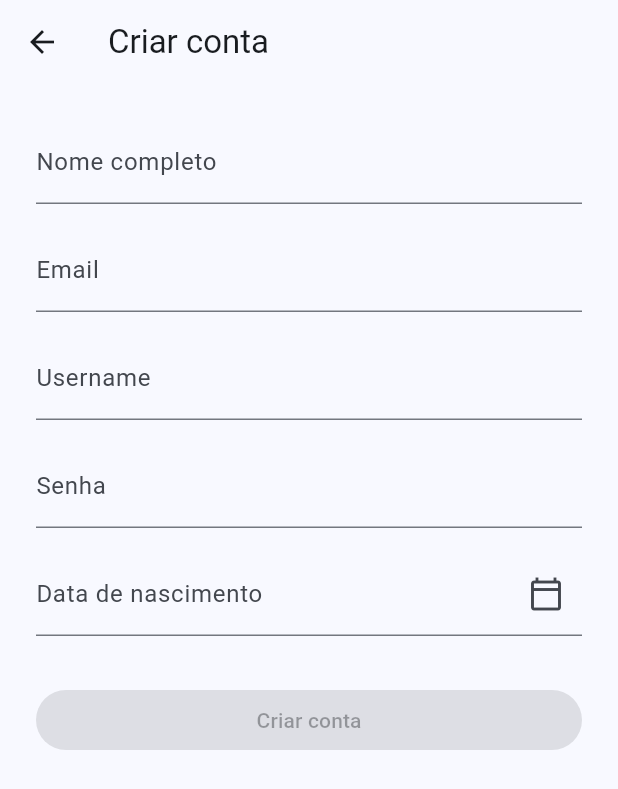
After one commit to mariaranha/unity-app, a Flutter app: the screen it shows after launch, after a tap on "Criar conta", on a phone screen of 412 x 824 dp. The commit adds this screen. Shown: the top 789 px of the screen. Run offline on Flutter 3.47's test engine with Material 3 defaults, Android fonts, the phone set to English and light mode, and no system bars; our stand-ins replace flutter_bloc, flutter_secure_storage; network calls fail.

Commit message:
add register page

```diff
--- a/unity_app/lib/app.dart
+++ b/unity_app/lib/app.dart
@@ -1,12 +1,15 @@
 import 'package:flutter/material.dart';
 import 'package:flutter_bloc/flutter_bloc.dart';
+import 'package:unity_app/features/auth/domain/register_usecase.dart';
 import 'package:unity_app/features/auth/presentation/bloc/login_bloc.dart';
 import 'package:unity_app/features/auth/presentation/bloc/login_state.dart';
 import 'package:unity_app/features/auth/presentation/login_page.dart';
 import 'package:unity_app/features/classes/presentation/classes_page.dart';
 
 class MyApp extends StatelessWidget {
-  const MyApp({super.key});
+  final RegisterUseCase registerUsecase;
+
+  const MyApp({super.key, required this.registerUsecase});
 
   @override
   Widget build(BuildContext context) {
@@ -20,7 +23,7 @@ class MyApp extends StatelessWidget {
             return const ClassesPage();
           }
 
-          return const LoginPage();
+          return LoginPage(registerUseCase: registerUsecase);
         },
       ),
     );
--- a/unity_app/lib/features/auth/data/auth_remote_data_source.dart
+++ b/unity_app/lib/features/auth/data/auth_remote_data_source.dart
@@ -14,4 +14,23 @@ class AuthRemoteDataSource {
 
     return UserModel.fromJson(response['user']);
   }
+
+  Future<void> register({
+    required String name,
+    required String email,
+    required String username,
+    required String password,
+    required String birthDate,
+  }) async {
+    await client.post(
+      '/auth/register',
+      body: {
+        'name': name,
+        'email': email,
+        'username': username,
+        'password': password,
+        'birth_date': birthDate,
+      },
+    );
+  }
 }
--- a/unity_app/lib/features/auth/data/auth_repository_impl.dart
+++ b/unity_app/lib/features/auth/data/auth_repository_impl.dart
@@ -17,6 +17,23 @@ class AuthRepositoryImpl implements AuthRepository {
   }
 
   @override
+  Future<void> register({
+    required String name,
+    required String email,
+    required String username,
+    required String password,
+    required String birthDate,
+  }) async {
+    await remote.register(
+      name: name,
+      email: email,
+      username: username,
+      password: password,
+      birthDate: birthDate,
+    );
+  }
+
+  @override
   Future<String?> getSavedToken() async {
     return local.getToken();
   }
--- a/unity_app/lib/features/auth/domain/auth_repository.dart
+++ b/unity_app/lib/features/auth/domain/auth_repository.dart
@@ -3,6 +3,14 @@ import 'package:unity_app/features/auth/domain/user.dart';
 abstract class AuthRepository {
   Future<User> login(String email, String password);
 
+  Future<void> register({
+    required String name,
+    required String email,
+    required String username,
+    required String password,
+    required String birthDate,
+  });
+
   Future<String?> getSavedToken();
 
   Future<void> logout();
--- /dev/null
+++ b/unity_app/lib/features/auth/domain/register_usecase.dart
@@ -0,0 +1,23 @@
+import 'package:unity_app/features/auth/domain/auth_repository.dart';
+
+class RegisterUseCase {
+  final AuthRepository repository;
+
+  RegisterUseCase(this.repository);
+
+  Future<void> call({
+    required String name,
+    required String email,
+    required String username,
+    required String password,
+    required String birthDate,
+  }) {
+    return repository.register(
+      name: name,
+      email: email,
+      username: username,
+      password: password,
+      birthDate: birthDate,
+    );
+  }
+}
--- /dev/null
+++ b/unity_app/lib/features/auth/presentation/bloc/register_bloc.dart
@@ -0,0 +1,31 @@
+import 'package:flutter_bloc/flutter_bloc.dart';
+import 'package:unity_app/features/auth/domain/register_usecase.dart';
+import 'package:unity_app/features/auth/presentation/bloc/register_event.dart';
+import 'package:unity_app/features/auth/presentation/bloc/register_state.dart';
+
+class RegisterBloc extends Bloc<RegisterEvent, RegisterState> {
+  final RegisterUseCase registerUseCase;
+
+  RegisterBloc(this.registerUseCase) : super(RegisterInitial()) {
+    on<RegisterSubmitted>(_onRegisterSubmitted);
+  }
+
+  Future<void> _onRegisterSubmitted(
+    RegisterSubmitted event,
+    Emitter<RegisterState> emit,
+  ) async {
+    emit(RegisterLoading());
+    try {
+      await registerUseCase(
+        name: event.name,
+        email: event.email,
+        username: event.username,
+        password: event.password,
+        birthDate: event.birthDate,
+      );
+      emit(RegisterSuccess());
+    } catch (e) {
+      emit(RegisterFailure(e.toString()));
+    }
+  }
+}
--- /dev/null
+++ b/unity_app/lib/features/auth/presentation/bloc/register_event.dart
@@ -0,0 +1,17 @@
+abstract class RegisterEvent {}
+
+class RegisterSubmitted extends RegisterEvent {
+  final String name;
+  final String email;
+  final String username;
+  final String password;
+  final String birthDate;
+
+  RegisterSubmitted({
+    required this.name,
+    required this.email,
+    required this.username,
+    required this.password,
+    required this.birthDate,
+  });
+}
--- /dev/null
+++ b/unity_app/lib/features/auth/presentation/bloc/register_state.dart
@@ -0,0 +1,13 @@
+abstract class RegisterState {}
+
+class RegisterInitial extends RegisterState {}
+
+class RegisterLoading extends RegisterState {}
+
+class RegisterSuccess extends RegisterState {}
+
+class RegisterFailure extends RegisterState {
+  final String message;
+
+  RegisterFailure(this.message);
+}
--- a/unity_app/lib/features/auth/presentation/login_page.dart
+++ b/unity_app/lib/features/auth/presentation/login_page.dart
@@ -1,11 +1,15 @@
 import 'package:flutter/material.dart';
 import 'package:flutter_bloc/flutter_bloc.dart';
+import 'package:unity_app/features/auth/domain/register_usecase.dart';
 import 'package:unity_app/features/auth/presentation/bloc/login_bloc.dart';
 import 'package:unity_app/features/auth/presentation/bloc/login_event.dart';
 import 'package:unity_app/features/auth/presentation/bloc/login_state.dart';
+import 'package:unity_app/features/auth/presentation/register_page.dart';
 
 class LoginPage extends StatefulWidget {
-  const LoginPage({super.key});
+  final RegisterUseCase registerUseCase;
+
+  const LoginPage({super.key, required this.registerUseCase});
 
   @override
   State<LoginPage> createState() => _LoginPageState();
@@ -16,6 +20,13 @@ class _LoginPageState extends State<LoginPage> {
   final passwordController = TextEditingController();
 
   @override
+  void dispose() {
+    emailController.dispose();
+    passwordController.dispose();
+    super.dispose();
+  }
+
+  @override
   Widget build(BuildContext context) {
     return Scaffold(
       body: Padding(
@@ -23,9 +34,9 @@ class _LoginPageState extends State<LoginPage> {
         child: BlocConsumer<LoginBloc, LoginState>(
           listener: (context, state) {
             if (state is LoginFailure) {
-              ScaffoldMessenger.of(
-                context,
-              ).showSnackBar(SnackBar(content: Text(state.message)));
+              ScaffoldMessenger.of(context).showSnackBar(
+                SnackBar(content: Text(state.message)),
+              );
             }
           },
           builder: (context, state) {
@@ -37,12 +48,15 @@ class _LoginPageState extends State<LoginPage> {
                 TextField(
                   controller: emailController,
                   decoration: const InputDecoration(labelText: 'Email'),
+                  keyboardType: TextInputType.emailAddress,
+                  enabled: !loading,
                 ),
                 const SizedBox(height: 12),
                 TextField(
                   controller: passwordController,
-                  decoration: const InputDecoration(labelText: 'Password'),
+                  decoration: const InputDecoration(labelText: 'Senha'),
                   obscureText: true,
+                  enabled: !loading,
                 ),
                 const SizedBox(height: 24),
                 SizedBox(
@@ -52,16 +66,36 @@ class _LoginPageState extends State<LoginPage> {
                         ? null
                         : () {
                             context.read<LoginBloc>().add(
-                              LoginSubmitted(
-                                emailController.text,
-                                passwordController.text,
-                              ),
-                            );
+                                  LoginSubmitted(
+                                    emailController.text,
+                                    passwordController.text,
+                                  ),
+                                );
                           },
                     child: loading
-                        ? const CircularProgressIndicator()
-                        : const Text('Login'),
+                        ? const SizedBox(
+                            height: 20,
+                            width: 20,
+                            child: CircularProgressIndicator(strokeWidth: 2),
+                          )
+                        : const Text('Entrar'),
                   ),
+                ),
+                const SizedBox(height: 8),
+                TextButton(
+                  onPressed: loading
+                      ? null
+                      : () {
+                          Navigator.push(
+                            context,
+                            MaterialPageRoute(
+                              builder: (_) => RegisterPage(
+                                registerUseCase: widget.registerUseCase,
+                              ),
+                            ),
+                          );
+                        },
+                  child: const Text('Criar conta'),
                 ),
               ],
             );
--- /dev/null
+++ b/unity_app/lib/features/auth/presentation/register_page.dart
@@ -0,0 +1,160 @@
+import 'package:flutter/material.dart';
+import 'package:flutter_bloc/flutter_bloc.dart';
+import 'package:unity_app/features/auth/domain/register_usecase.dart';
+import 'package:unity_app/features/auth/presentation/bloc/register_bloc.dart';
+import 'package:unity_app/features/auth/presentation/bloc/register_event.dart';
+import 'package:unity_app/features/auth/presentation/bloc/register_state.dart';
+
+class RegisterPage extends StatefulWidget {
+  final RegisterUseCase registerUseCase;
+
+  const RegisterPage({super.key, required this.registerUseCase});
+
+  @override
+  State<RegisterPage> createState() => _RegisterPageState();
+}
+
+class _RegisterPageState extends State<RegisterPage> {
+  final nameController = TextEditingController();
+  final emailController = TextEditingController();
+  final usernameController = TextEditingController();
+  final passwordController = TextEditingController();
+  DateTime? selectedDate;
+
+  @override
+  void dispose() {
+    nameController.dispose();
+    emailController.dispose();
+    usernameController.dispose();
+    passwordController.dispose();
+    super.dispose();
+  }
+
+  Future<void> _pickDate(BuildContext context) async {
+    final picked = await showDatePicker(
+      context: context,
+      initialDate: DateTime(2000),
+      firstDate: DateTime(1900),
+      lastDate: DateTime.now(),
+    );
+    if (picked != null) {
+      setState(() => selectedDate = picked);
+    }
+  }
+
+  String _formatDisplay(DateTime date) {
+    final day = date.day.toString().padLeft(2, '0');
+    final month = date.month.toString().padLeft(2, '0');
+    return '$day/$month/${date.year}';
+  }
+
+  String _toIso(DateTime date) {
+    return '${date.year}-${date.month.toString().padLeft(2, '0')}-${date.day.toString().padLeft(2, '0')}';
+  }
+
+  @override
+  Widget build(BuildContext context) {
+    return BlocProvider(
+      create: (_) => RegisterBloc(widget.registerUseCase),
+      child: Scaffold(
+        appBar: AppBar(title: const Text('Criar conta')),
+        body: BlocConsumer<RegisterBloc, RegisterState>(
+          listener: (context, state) {
+            if (state is RegisterSuccess) {
+              ScaffoldMessenger.of(context).showSnackBar(
+                const SnackBar(content: Text('Conta criada com sucesso!')),
+              );
+              Navigator.pop(context);
+            }
+            if (state is RegisterFailure) {
+              ScaffoldMessenger.of(context).showSnackBar(
+                SnackBar(content: Text(state.message)),
+              );
+            }
+          },
+          builder: (context, state) {
+            final loading = state is RegisterLoading;
+
+            return SingleChildScrollView(
+              padding: const EdgeInsets.all(24),
+              child: Column(
+                crossAxisAlignment: CrossAxisAlignment.stretch,
+                children: [
+                  TextField(
+                    controller: nameController,
+                    decoration: const InputDecoration(labelText: 'Nome completo'),
+                    textCapitalization: TextCapitalization.words,
+                    enabled: !loading,
+                  ),
+                  const SizedBox(height: 16),
+                  TextField(
+                    controller: emailController,
+                    decoration: const InputDecoration(labelText: 'Email'),
+                    keyboardType: TextInputType.emailAddress,
+                    enabled: !loading,
+                  ),
+                  const SizedBox(height: 16),
+                  TextField(
+                    controller: usernameController,
+                    decoration: const InputDecoration(labelText: 'Username'),
+                    enabled: !loading,
+                  ),
+                  const SizedBox(height: 16),
+                  TextField(
+                    controller: passwordController,
+                    decoration: const InputDecoration(labelText: 'Senha'),
+                    obscureText: true,
+                    enabled: !loading,
+                  ),
+                  const SizedBox(height: 16),
+                  GestureDetector(
+                    onTap: loading ? null : () => _pickDate(context),
+                    child: AbsorbPointer(
+                      child: TextField(
+                        decoration: InputDecoration(
+                          labelText: 'Data de nascimento',
+                          hintText: 'dd/mm/aaaa',
+                          suffixIcon: const Icon(Icons.calendar_today_outlined),
+                          hintStyle: TextStyle(
+                            color: Theme.of(context).colorScheme.onSurfaceVariant,
+                          ),
+                        ),
+                        controller: TextEditingController(
+                          text: selectedDate != null ? _formatDisplay(selectedDate!) : '',
+                        ),
+                        enabled: !loading,
+                      ),
+                    ),
+                  ),
+                  const SizedBox(height: 32),
+                  ElevatedButton(
+                    onPressed: loading || selectedDate == null
+                        ? null
+                        : () {
+                            context.read<RegisterBloc>().add(
+                                  RegisterSubmitted(
+                                    name: nameController.text,
+                                    email: emailController.text,
+                                    username: usernameController.text,
+                                    password: passwordController.text,
+                                    birthDate: _toIso(selectedDate!),
+                                  ),
+                                );
+                          },
+                    child: loading
+                        ? const SizedBox(
+                            height: 20,
+                            width: 20,
+                            child: CircularProgressIndicator(strokeWidth: 2),
+                          )
+                        : const Text('Criar conta'),
+                  ),
+                ],
+              ),
+            );
+          },
+        ),
+      ),
+    );
+  }
+}
--- a/unity_app/lib/main.dart
+++ b/unity_app/lib/main.dart
@@ -7,6 +7,7 @@ import 'package:unity_app/features/auth/data/auth_local_datasource_impl.dart';
 import 'package:unity_app/features/auth/data/auth_remote_data_source.dart';
 import 'package:unity_app/features/auth/data/auth_repository_impl.dart';
 import 'package:unity_app/features/auth/domain/login_usecase.dart';
+import 'package:unity_app/features/auth/domain/register_usecase.dart';
 import 'package:unity_app/features/auth/presentation/bloc/auth/auth_bloc.dart';
 import 'package:unity_app/features/auth/presentation/bloc/auth/auth_event.dart';
 import 'package:unity_app/features/auth/presentation/bloc/login_bloc.dart';
@@ -33,6 +34,7 @@ void main() {
   );
 
   final loginUsecase = LoginUseCase(authRepository);
+  final registerUsecase = RegisterUseCase(authRepository);
 
   // 📚 Classes
   final classesRemoteDatasource = ClassesRemoteDataSource(apiClient);
@@ -53,7 +55,7 @@ void main() {
               ClassesBloc(getClassesUsecase)..add(ClassesLoadRequested()),
         ),
       ],
-      child: const MyApp(),
+      child: MyApp(registerUsecase: registerUsecase),
     ),
   );
 }
```
Also changed, not shown: unity_app/lib/features/classes/presentation/classes_page.dart (+14 -6 lines).
